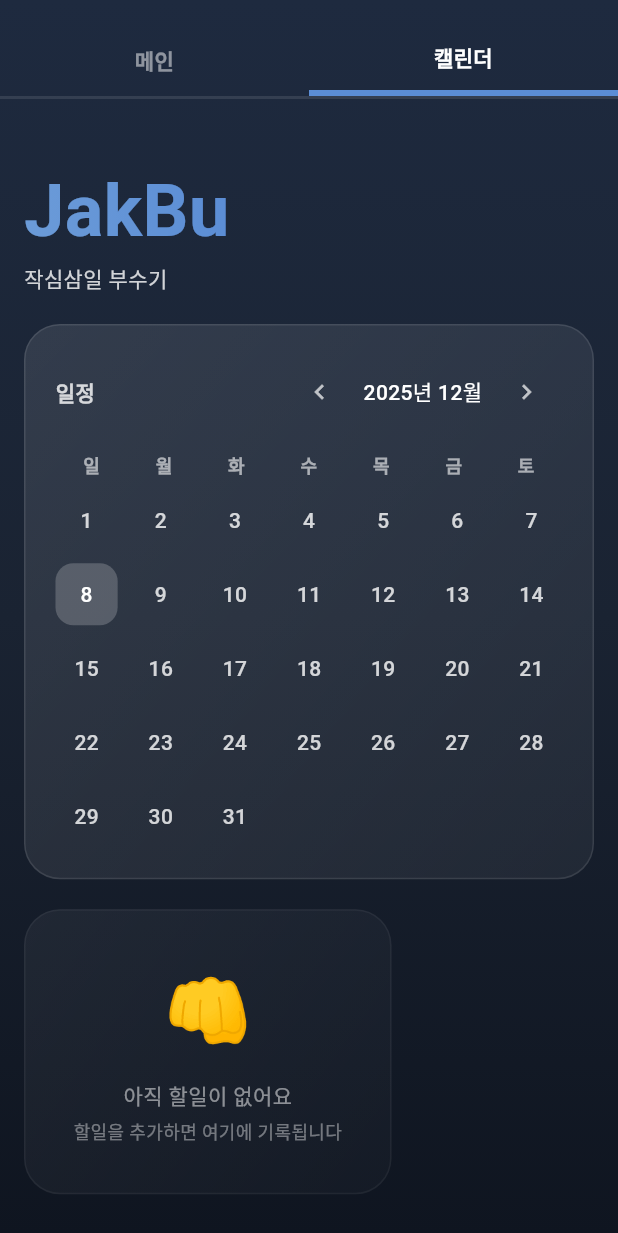
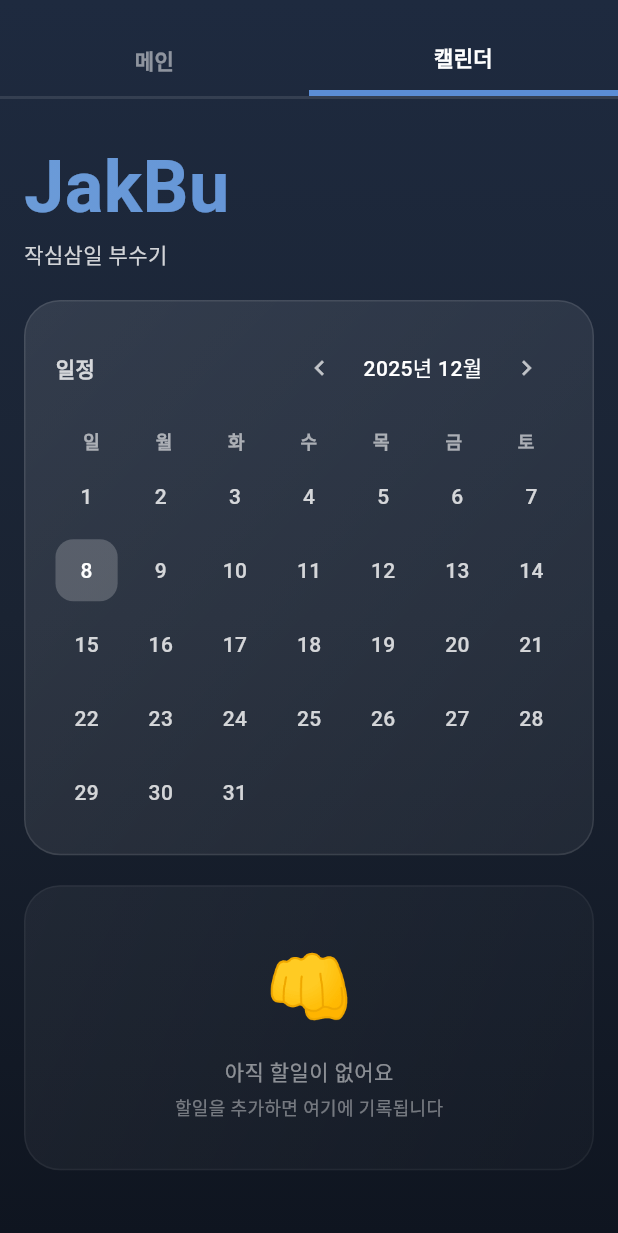
Before and after one commit to Team-selfton/JakBu_Flutter, a Flutter app: the screen it shows after launch, after a tap on "캘린더", on a phone screen of 412 x 824 dp. Shown: the top 1233 px of the screen. Run offline on Flutter 3.47's test engine with Material 3 defaults, Android fonts, the phone set to English and light mode, and no system bars.

Commit message:
chore :: 캘린더 로직

```diff
--- a/lib/pages/calendar_page.dart
+++ b/lib/pages/calendar_page.dart
@@ -26,7 +26,29 @@ class CalendarPage extends StatefulWidget {
 class _CalendarPageState extends State<CalendarPage> {
   int? _selectedDate;
   final List<Todo> _todos = []; // TODO: 실제로는 전역 상태 관리 필요
-  final String _currentMonth = '2025년 12월';
+  DateTime _currentDate = DateTime.now();
+
+  String get _currentMonth {
+    return '${_currentDate.year}년 ${_currentDate.month}월';
+  }
+
+  int get _daysInMonth {
+    return DateTime(_currentDate.year, _currentDate.month + 1, 0).day;
+  }
+
+  void _previousMonth() {
+    setState(() {
+      _currentDate = DateTime(_currentDate.year, _currentDate.month - 1);
+      _selectedDate = null;
+    });
+  }
+
+  void _nextMonth() {
+    setState(() {
+      _currentDate = DateTime(_currentDate.year, _currentDate.month + 1);
+      _selectedDate = null;
+    });
+  }
 
   Color _getPriorityColor(Priority priority) {
     switch (priority) {
@@ -43,12 +65,14 @@ class _CalendarPageState extends State<CalendarPage> {
   Widget build(BuildContext context) {
     final activeTodos = _todos.where((todo) => !todo.completed).toList();
     final completedTodos = _todos.where((todo) => todo.completed).toList();
-    final todayDate = DateTime.now().day;
+    final now = DateTime.now();
+    final todayDate = now.day;
+    final isCurrentMonth = _currentDate.year == now.year && _currentDate.month == now.month;
 
     return SingleChildScrollView(
-      padding: const EdgeInsets.all(16),
+      padding: const EdgeInsets.symmetric(horizontal: 16, vertical: 0),
       child: Column(
-        crossAxisAlignment: CrossAxisAlignment.start,
+        crossAxisAlignment: CrossAxisAlignment.stretch,
         children: [
           // Title
           const SizedBox(height: 24),
@@ -109,7 +133,7 @@ class _CalendarPageState extends State<CalendarPage> {
                     Row(
                       children: [
                         IconButton(
-                          onPressed: () {},
+                          onPressed: _previousMonth,
                           icon: Icon(
                             Icons.chevron_left,
                             color: Colors.white.withOpacity(0.7),
@@ -131,7 +155,7 @@ class _CalendarPageState extends State<CalendarPage> {
                           ),
                         ),
                         IconButton(
-                          onPressed: () {},
+                          onPressed: _nextMonth,
                           icon: Icon(
                             Icons.chevron_right,
                             color: Colors.white.withOpacity(0.7),
@@ -175,11 +199,11 @@ class _CalendarPageState extends State<CalendarPage> {
                     mainAxisSpacing: 8,
                     crossAxisSpacing: 8,
                   ),
-                  itemCount: 31,
+                  itemCount: _daysInMonth,
                   itemBuilder: (context, index) {
                     final day = index + 1;
                     final isSelected = _selectedDate == day;
-                    final isToday = day == todayDate;
+                    final isToday = isCurrentMonth && day == todayDate;
 
                     return GestureDetector(
                       onTap: () {
@@ -250,17 +274,17 @@ class _CalendarPageState extends State<CalendarPage> {
           // Selected date content
           if (_selectedDate != null) ...[
             const SizedBox(height: 20),
-            if (_selectedDate == todayDate && activeTodos.isNotEmpty)
+            if (isCurrentMonth && _selectedDate == todayDate && activeTodos.isNotEmpty)
               _buildTodoSection('$_selectedDate일 Todo', activeTodos, false),
-            if (_selectedDate == todayDate && completedTodos.isNotEmpty) ...[
+            if (isCurrentMonth && _selectedDate == todayDate && completedTodos.isNotEmpty) ...[
               const SizedBox(height: 16),
               _buildTodoSection('$_selectedDate일 Done', completedTodos, true),
             ],
-            if (_selectedDate == todayDate &&
+            if (isCurrentMonth && _selectedDate == todayDate &&
                 activeTodos.isEmpty &&
                 completedTodos.isEmpty)
               _buildEmptyState('이 날짜에 할일이 없습니다'),
-            if (_selectedDate != todayDate)
+            if (!isCurrentMonth || _selectedDate != todayDate)
               _buildEmptyState('과거/미래 날짜는 오늘의 할일만 표시됩니다'),
           ],
 
--- a/lib/pages/todo_page.dart
+++ b/lib/pages/todo_page.dart
@@ -89,9 +89,9 @@ class _TodoPageState extends State<TodoPage> {
     final completedTodos = _todos.where((todo) => todo.completed).toList();
 
     return SingleChildScrollView(
-      padding: const EdgeInsets.all(16),
+      padding: const EdgeInsets.symmetric(horizontal: 16, vertical: 0),
       child: Column(
-        crossAxisAlignment: CrossAxisAlignment.start,
+        crossAxisAlignment: CrossAxisAlignment.stretch,
         children: [
           // Title
           const SizedBox(height: 24),
```
